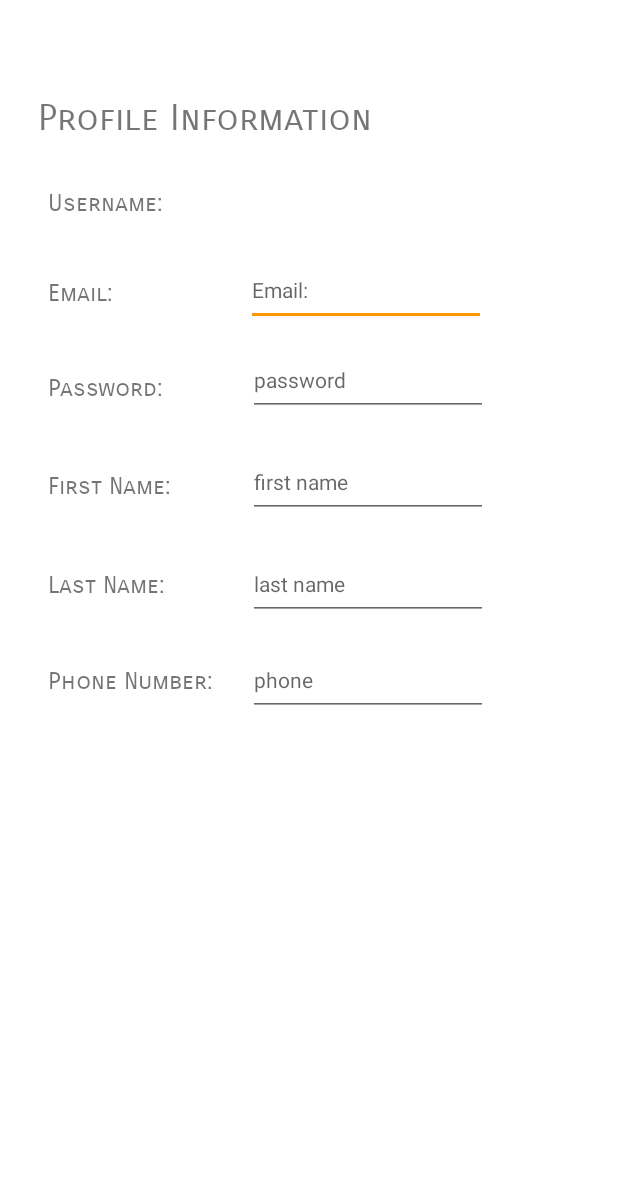
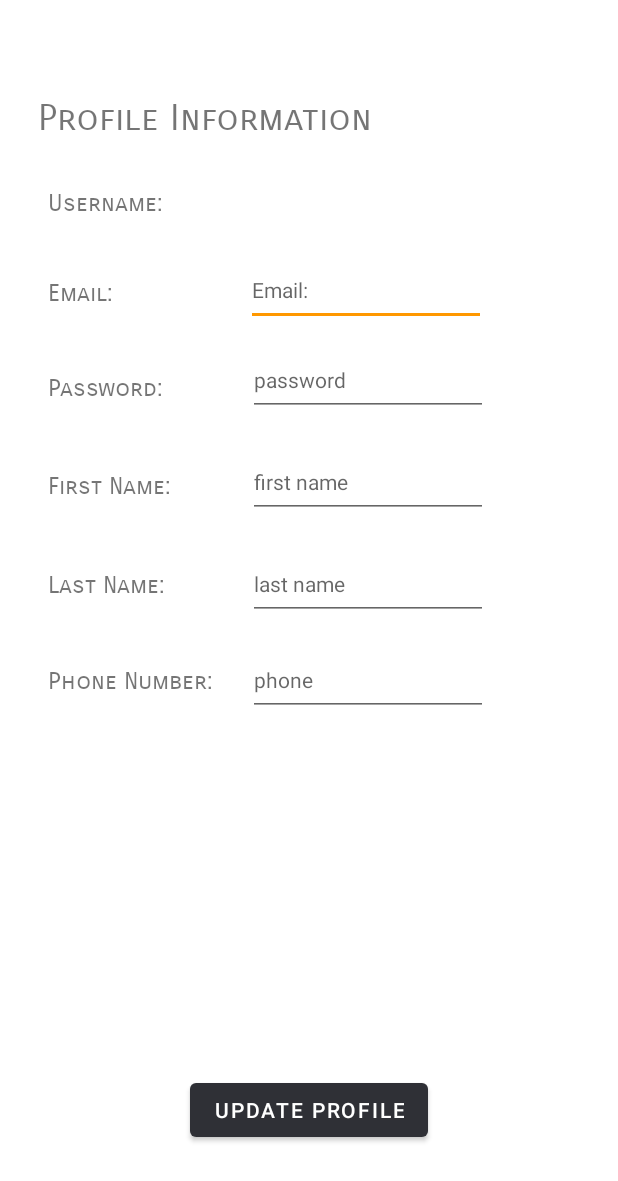
Before and after one commit to bengisugelin/PunchMyTime, an Android app: the ProfileInfoActivity screen opened directly, with no data from a screen before it, on a phone screen of 412 x 824 dp. Shown: the top 1181 px of the screen. Run offline under Robolectric (Android 15) with nearby library versions, the phone set to English and light mode, and no system bars; 4 statements that could not run were skipped.

```diff
--- a/app/src/main/java/com/example/punchmytimebgv01/ProfileInfoActivity.java
+++ b/app/src/main/java/com/example/punchmytimebgv01/ProfileInfoActivity.java
@@ -4,6 +4,8 @@ import androidx.appcompat.app.AppCompatActivity;
 
 import android.annotation.SuppressLint;
 import android.os.Bundle;
+import android.view.View;
+import android.widget.Button;
 import android.widget.EditText;
 import android.widget.TextView;
 
@@ -11,6 +13,7 @@ import java.util.List;
 
 public class ProfileInfoActivity extends AppCompatActivity {
 
+    //Defining elements
     TextView username;
     @SuppressLint("MissingInflatedId")
     EditText email;
@@ -18,23 +21,29 @@ public class ProfileInfoActivity extends AppCompatActivity {
     EditText firstname;
     EditText lastname;
     EditText phonenumber;
+
+    Button btnUpdateProfileInfo;
     @SuppressLint("MissingInflatedId")
     @Override
     protected void onCreate(Bundle savedInstanceState) {
         super.onCreate(savedInstanceState);
         setContentView(R.layout.activity_profile_info);
 
+        //Assigning Layouts
         username=findViewById(R.id.txtProfileUsername);
         email = findViewById(R.id.editTextProfileEmail);
         password=findViewById(R.id.editTextProfilePassword);
         firstname=findViewById(R.id.editTextProfilefisrtname);
         lastname=findViewById(R.id.editTextProfilelastName);
         phonenumber=findViewById(R.id.editTextProfilephone);
+        btnUpdateProfileInfo=findViewById(R.id.btnUpdateProfileInfo);
 
 
+        //Creating bundle to get the username info from main page.
         Bundle bundle = getIntent().getExtras();
         String usernamePassed = bundle.getString("USERNAME", "mate");
 
+        //calling the db
         DatabaseHelper databaseHelper = new DatabaseHelper(ProfileInfoActivity.this);
         List<UserModel> user = databaseHelper.getAllData(usernamePassed);
 
@@ -59,6 +68,7 @@ public class ProfileInfoActivity extends AppCompatActivity {
             }
         }//end of for loop
 
+        //setting layout texts
         username.setText(usernameFromDB);
         email.setText(emailFromDB);
         password.setText(passwordFromDB);
@@ -66,6 +76,13 @@ public class ProfileInfoActivity extends AppCompatActivity {
         lastname.setText(lastnameFromDB);
         phonenumber.setText(phoneFromDB);
 
+        btnUpdateProfileInfo.setOnClickListener(new View.OnClickListener() {
+            @Override
+            public void onClick(View view) {
+
+
+            }
+        });
 
     }
 }
--- a/app/src/main/res/layout/activity_profile_info.xml
+++ b/app/src/main/res/layout/activity_profile_info.xml
@@ -175,4 +175,14 @@
         app:layout_constraintStart_toEndOf="@+id/txtPhoneTitle"
         app:layout_constraintTop_toBottomOf="@+id/editTextProfilelastName" />
 
+    <Button
+        android:id="@+id/btnUpdateProfileInfo"
+        android:layout_width="wrap_content"
+        android:layout_height="wrap_content"
+        android:layout_marginBottom="60dp"
+        android:text="@string/btnUpdateProfile"
+        app:layout_constraintBottom_toBottomOf="parent"
+        app:layout_constraintEnd_toEndOf="parent"
+        app:layout_constraintStart_toStartOf="parent" />
+
 </androidx.constraintlayout.widget.ConstraintLayout>
--- a/app/src/main/res/values/strings.xml
+++ b/app/src/main/res/values/strings.xml
@@ -45,6 +45,7 @@
     <string name="txtProfileEmail">Email:</string>
     <string name="txtProfilePassword">Password:</string>
     <string name="txtProfilePhoneNumber">Phone Number:</string>
+    <string name="btnUpdateProfile">Update Profile</string>
 
 
 </resources>
```
Also changed, not shown: app/src/main/java/com/example/punchmytimebgv01/CompanyModel.java (added, +60 -0 lines), app/src/main/java/com/example/punchmytimebgv01/DatabaseHelper.java (+38 -6 lines), app/src/main/java/com/example/punchmytimebgv01/HomePageActivity.java (+9 -1 lines), app/src/main/java/com/example/punchmytimebgv01/NewCompanyRoleRate.java (+23 -0 lines), app/src/main/java/com/example/punchmytimebgv01/NewWorkingHours.java (+7 -0 lines).
